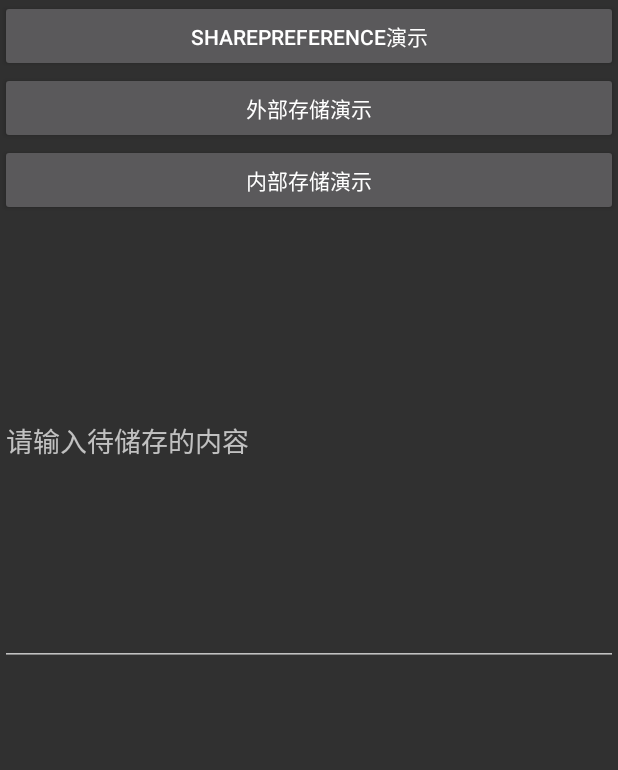
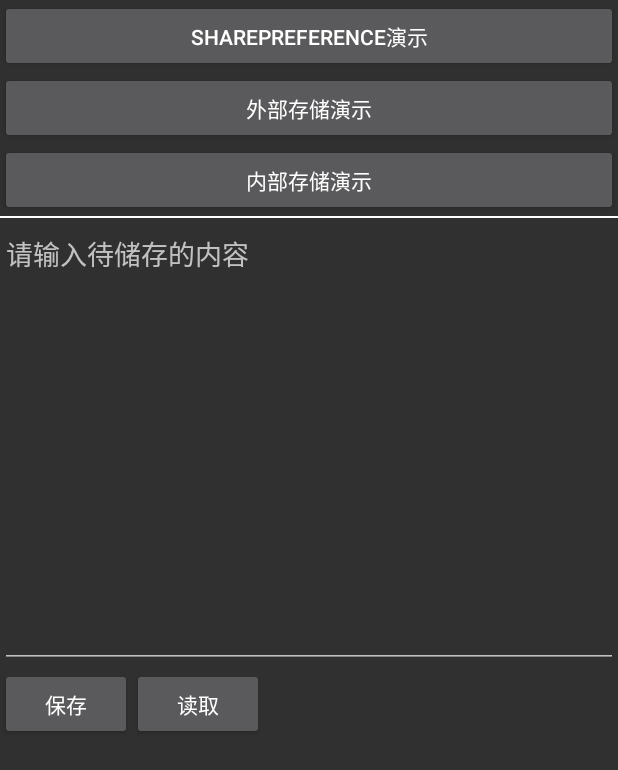
Before and after one commit to Super-Boom/android_study, an Android app: the fragment ExternalFragment placed in its activity, on a phone screen of 412 x 824 dp. Shown: the top 770 px of the screen. Run offline under Robolectric (Android 15) with nearby library versions, the phone set to English and light mode, and no system bars.

Commit message:
external storage

```diff
--- a/app/src/main/AndroidManifest.xml
+++ b/app/src/main/AndroidManifest.xml
@@ -1,5 +1,6 @@
 <?xml version="1.0" encoding="utf-8"?>
 <manifest xmlns:android="http://schemas.android.com/apk/res/android"
+    xmlns:tools="http://schemas.android.com/tools"
     package="com.xzg.androidstudy">
 
     <uses-permission android:name="android.permission.INTERNET" />
@@ -43,4 +44,6 @@
         </activity>
     </application>
 
+    <uses-permission android:name="android.permission.WRITE_EXTERNAL_STORAGE" />
+    <uses-permission android:name="android.permission.READ_EXTERNAL_STORAGE" />
 </manifest>
--- a/app/src/main/java/com/xzg/androidstudy/SharedPrefsActivity.java
+++ b/app/src/main/java/com/xzg/androidstudy/SharedPrefsActivity.java
@@ -1,11 +1,13 @@
 package com.xzg.androidstudy;
 
 import androidx.appcompat.app.AppCompatActivity;
+import androidx.fragment.app.Fragment;
 import androidx.fragment.app.FragmentManager;
 import androidx.fragment.app.FragmentTransaction;
 
 import android.content.SharedPreferences;
 import android.os.Bundle;
+import android.util.Log;
 import android.view.View;
 import android.widget.Button;
 import android.widget.EditText;
@@ -23,7 +25,11 @@ public class SharedPrefsActivity extends AppCompatActivity {
         setContentView(R.layout.activity_shared_prefs);
 
         Button sharePrefsBtn = findViewById(R.id.share_preference_show);
+        Button storageOutBtn = findViewById(R.id.storage_out);
+        Button InternalBtn = findViewById(R.id.storage_inner);
         sharePrefsBtn.setOnClickListener(new ClickHandler());
+        storageOutBtn.setOnClickListener(new ClickHandler());
+        InternalBtn.setOnClickListener(new ClickHandler());
     }
 
 
@@ -33,16 +39,17 @@ public class SharedPrefsActivity extends AppCompatActivity {
             int id = v.getId();
             FragmentManager fragmentManager = getSupportFragmentManager();
             FragmentTransaction fragmentTransaction = fragmentManager.beginTransaction();
-            if(!fragmentTransaction.isEmpty()){
 
-            }
             LoginFragment loginFragment = new LoginFragment();
             ExternalFragment externalFragment = new ExternalFragment();
+            InternalFragment internalFragment = new InternalFragment();
+
             if (id == R.id.share_preference_show) {
-                fragmentTransaction.add(R.id.share_preference, loginFragment).commit();
+                fragmentTransaction.replace(R.id.share_preference, loginFragment).commit();
             } else if (id == R.id.storage_out) {
-                fragmentTransaction.remove(loginFragment);
-                fragmentTransaction.add(R.id.share_preference, externalFragment).commit();
+                fragmentTransaction.replace(R.id.share_preference, externalFragment).commit();
+            } else if(id==R.id.storage_inner){
+                fragmentTransaction.replace(R.id.share_preference, internalFragment).commit();
             }
         }
     }
--- a/app/src/main/res/layout/activity_shared_prefs.xml
+++ b/app/src/main/res/layout/activity_shared_prefs.xml
@@ -2,6 +2,7 @@
 <LinearLayout xmlns:android="http://schemas.android.com/apk/res/android"
     xmlns:app="http://schemas.android.com/apk/res-auto"
     xmlns:tools="http://schemas.android.com/tools"
+    android:id="@+id/fragment_container"
     android:layout_width="match_parent"
     android:layout_height="match_parent"
     android:orientation="vertical"
@@ -25,9 +26,14 @@
         android:layout_height="wrap_content"
         android:text="内部存储演示" />
 
+    <View
+        android:layout_width="match_parent"
+        android:layout_height="1dp"
+        android:background="#fff" />
+
     <!--fragment 占位符-->
     <FrameLayout
         android:id="@+id/share_preference"
         android:layout_width="match_parent"
-        android:layout_height="match_parent"/>
+        android:layout_height="match_parent" />
 </LinearLayout>
--- a/app/src/main/res/layout/fragment_external.xml
+++ b/app/src/main/res/layout/fragment_external.xml
@@ -6,10 +6,36 @@
     tools:context=".ExternalFragment">
 
     <!-- TODO: Update blank fragment layout -->
-    <EditText
-        android:id="@+id/external_txt"
+    <LinearLayout
+        android:id="@+id/external_container"
         android:layout_width="match_parent"
-        android:layout_height="300dp"
-        android:hint="请输入待储存的内容" />
+        android:layout_height="wrap_content"
+        android:orientation="vertical">
+
+        <EditText
+            android:id="@+id/external_txt"
+            android:layout_width="match_parent"
+            android:layout_height="300dp"
+            android:gravity="top"
+            android:hint="请输入待储存的内容" />
+
+        <LinearLayout
+            android:layout_width="match_parent"
+            android:layout_height="wrap_content">
+
+            <Button
+                android:id="@+id/save"
+                android:layout_width="wrap_content"
+                android:layout_height="wrap_content"
+                android:text="保存" />
+
+            <Button
+                android:id="@+id/read"
+                android:layout_width="wrap_content"
+                android:layout_height="wrap_content"
+                android:text="读取" />
+        </LinearLayout>
+    </LinearLayout>
+
 
 </FrameLayout>
```
Also changed, not shown: app/src/main/java/com/xzg/androidstudy/ExternalFragment.java (+81 -1 lines), app/src/main/java/com/xzg/androidstudy/InternalFragment.java (added, +25 -0 lines), app/src/main/res/layout/fragment_internal.xml (added, +14 -0 lines).
